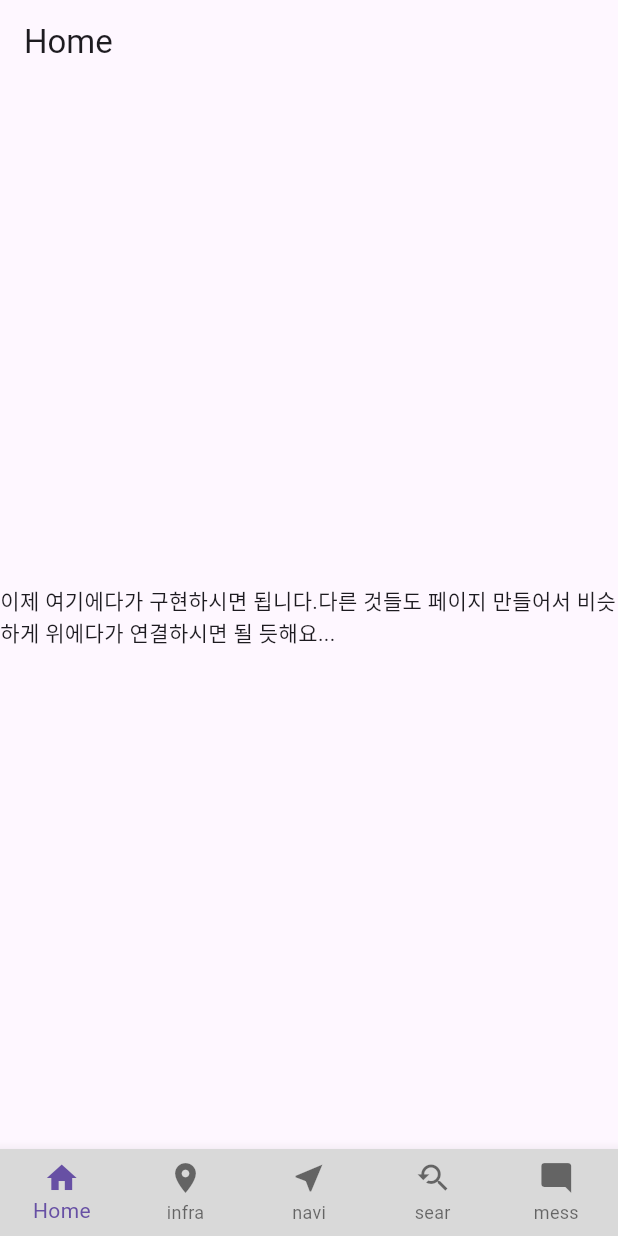
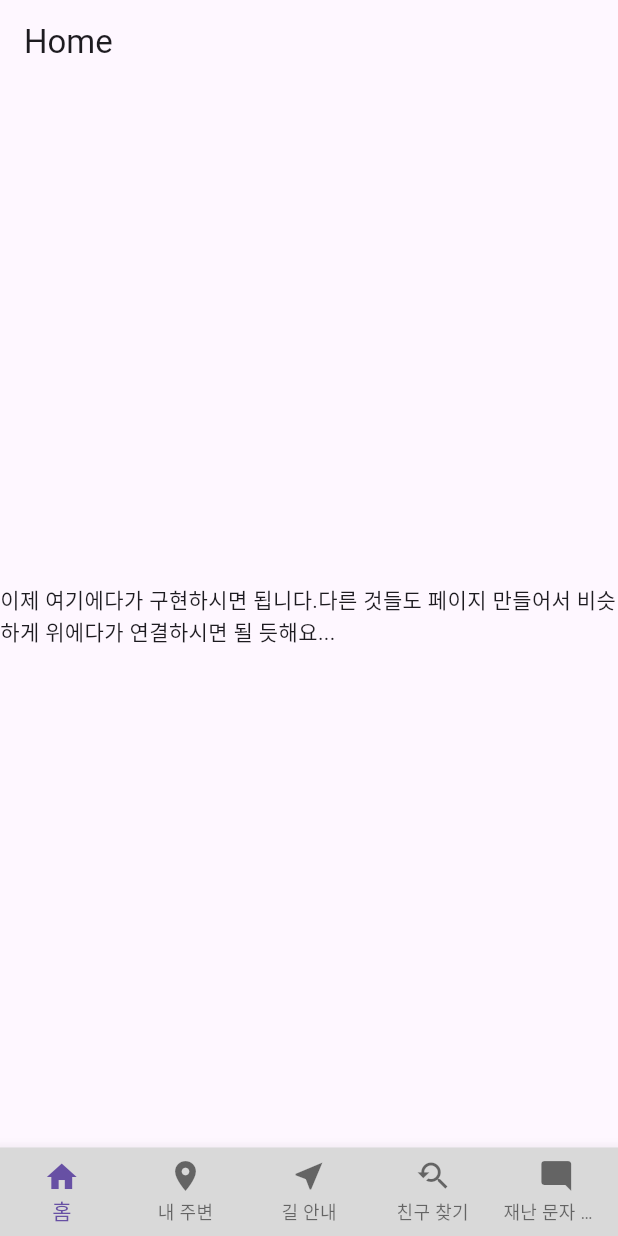
Before and after one commit to 2024-AIML/aiml_mobile_2024, a Flutter app: the screen it shows after launch, on a phone screen of 412 x 824 dp. Run offline on Flutter 3.47's test engine with Material 3 defaults, Android fonts, the phone set to English and light mode, and no system bars.

Commit message:
[add] Segmentation HomeScreen.dart

```diff
--- a/lib/main.dart
+++ b/lib/main.dart
@@ -1,6 +1,7 @@
+import 'package:aiml_mobile_2024/screens/JoinMember.dart';
+import 'package:aiml_mobile_2024/screens/infra_info.dart';
 import 'package:flutter/material.dart';
-import '../widget/CommonScaffold.dart'; // CommonScaffold.dart 파일 import
-import '../screens/JoinMember.dart'; // JoinMember.dart 파일 import
+import '../screens/HomeScreen.dart';
 import '../screens/ShowCustomSearchMessage.dart'; // ShowCustomSearchMessages.dart 파일 import
 
 void main() {
@@ -16,21 +17,12 @@ class MyApp extends StatelessWidget {
       initialRoute: '/',
       routes: {
         '/': (context) => HomeScreen(),
+        // 이건 임시로 해놓은 화면
+        '/infra_info': (context) => JoinMember(),
+        // '/navigator': (context) => Navigator(),
+        // '/search_missing_person': (context) => SearchMissingPerson(),
         '/message': (context) => ShowCustomSearchMessage(),
       },
     );
   }
 }
-
-class HomeScreen extends StatelessWidget {
-  @override
-  Widget build(BuildContext context) {
-    return const CommonScaffold(
-      title: Text('Home'), // 홈 화면의 타이틀
-      body: Center(
-        child: Text("이제 여기에다가 구현하시면 됩니다."
-            "다른 것들도 페이지 만들어서 비슷하게 위에다가 연결하시면 될 듯해요..."),
-        ),
-    );
-  }
-}
--- /dev/null
+++ b/lib/screens/HomeScreen.dart
@@ -0,0 +1,15 @@
+import 'package:flutter/material.dart';
+import '../widget/CommonScaffold.dart'; // CommonScaffold.dart 파일 import
+
+class HomeScreen extends StatelessWidget {
+  @override
+  Widget build(BuildContext context) {
+    return const CommonScaffold(
+      title: Text('Home'), // 홈 화면의 타이틀
+      body: Center(
+        child: Text("이제 여기에다가 구현하시면 됩니다."
+            "다른 것들도 페이지 만들어서 비슷하게 위에다가 연결하시면 될 듯해요..."),
+      ),
+    );
+  }
+}
--- a/lib/screens/ShowCustomSearchMessage.dart
+++ b/lib/screens/ShowCustomSearchMessage.dart
@@ -1,5 +1,3 @@
-// ShowCustomSearchMessage.dart
-
 import 'package:flutter/material.dart';
 import '../widget/CommonScaffold.dart'; // CommonScaffold를 import
 import '../service/HttpServiceForAPI.dart'; // API 호출을 위한 HttpService import
--- a/lib/widget/CommonScaffold.dart
+++ b/lib/widget/CommonScaffold.dart
@@ -44,11 +44,11 @@ class CommonScaffold extends StatelessWidget {
           }
         },
         items: const [
-          BottomNavigationBarItem(icon: Icon(Icons.home), label: 'Home'),
-          BottomNavigationBarItem(icon: Icon(Icons.place), label: 'infra'),
-          BottomNavigationBarItem(icon: Icon(Icons.near_me), label: 'navi'),
-          BottomNavigationBarItem(icon: Icon(Icons.youtube_searched_for), label: 'sear'),
-          BottomNavigationBarItem(icon: Icon(Icons.mode_comment), label: 'mess'),
+          BottomNavigationBarItem(icon: Icon(Icons.home), label: '홈'),
+          BottomNavigationBarItem(icon: Icon(Icons.place), label: '내 주변'),
+          BottomNavigationBarItem(icon: Icon(Icons.near_me), label: '길 안내'),
+          BottomNavigationBarItem(icon: Icon(Icons.youtube_searched_for), label: '친구 찾기'),
+          BottomNavigationBarItem(icon: Icon(Icons.mode_comment), label: '재난 문자 목록'),
         ],
       ),
     );
```
